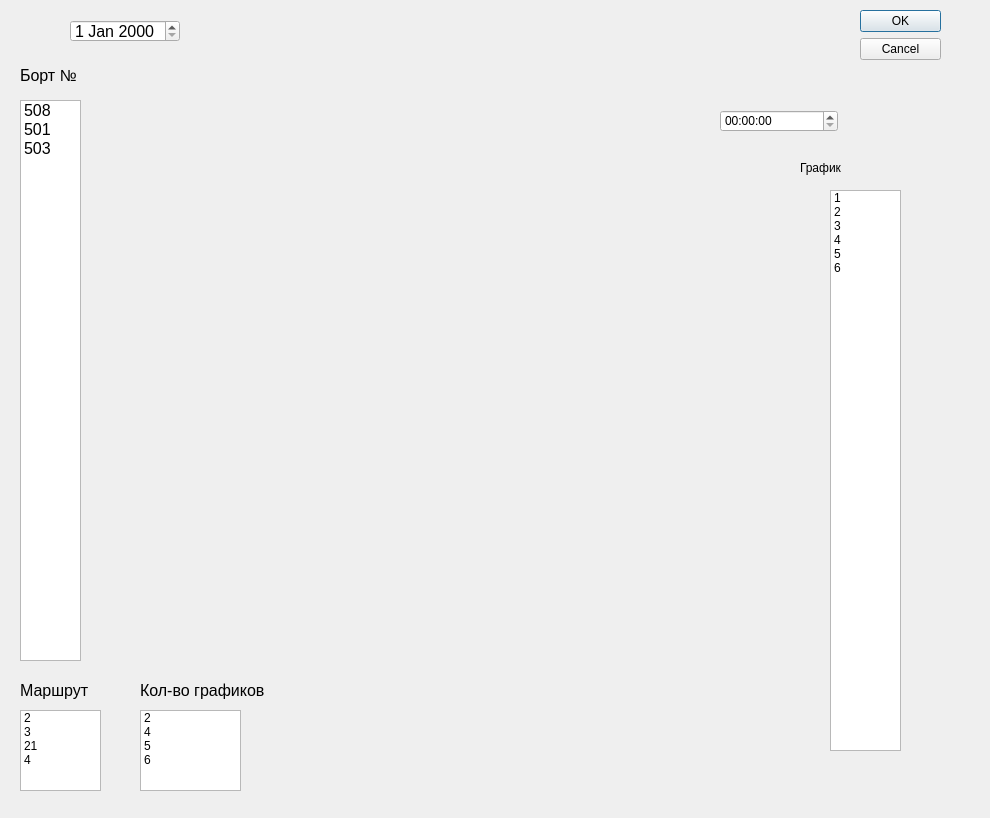
First picture: the form in ui/Narad.ui, repository Andrew007Serednev/DenyDesktopApp, before the edit.
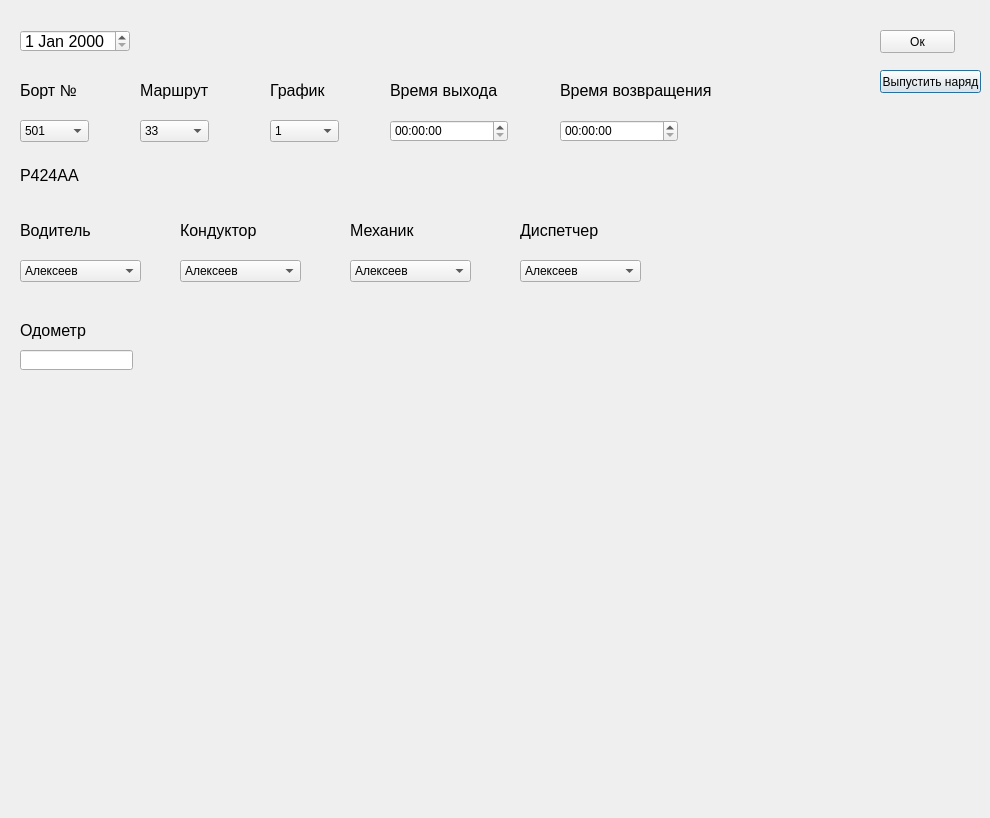
Second picture: the form after the edit.

Commit message: Before rework list to table etc

```diff
--- a/ui/Narad.ui
+++ b/ui/Narad.ui
@@ -13,64 +13,23 @@
   <property name="windowTitle">
    <string>Dialog</string>
   </property>
-  <widget class="QDialogButtonBox" name="buttonBox">
+  <widget class="QComboBox" name="comboBox_6">
    <property name="geometry">
     <rect>
-     <x>860</x>
-     <y>10</y>
-     <width>81</width>
-     <height>461</height>
-    </rect>
-   </property>
-   <property name="orientation">
-    <enum>Qt::Vertical</enum>
-   </property>
-   <property name="standardButtons">
-    <set>QDialogButtonBox::Cancel|QDialogButtonBox::Ok</set>
-   </property>
-  </widget>
-  <widget class="QDateEdit" name="dateEdit">
-   <property name="geometry">
-    <rect>
-     <x>70</x>
-     <y>20</y>
-     <width>110</width>
+     <x>520</x>
+     <y>260</y>
+     <width>121</width>
      <height>22</height>
     </rect>
    </property>
-   <property name="font">
-    <font>
-     <pointsize>12</pointsize>
-    </font>
-   </property>
-  </widget>
-  <widget class="QListWidget" name="listWidget">
-   <property name="geometry">
-    <rect>
-     <x>20</x>
-     <y>100</y>
-     <width>61</width>
-     <height>561</height>
-    </rect>
-   </property>
-   <property name="font">
-    <font>
-     <pointsize>12</pointsize>
-    </font>
-   </property>
    <item>
     <property name="text">
-     <string>508</string>
+     <string>Алексеев</string>
     </property>
    </item>
    <item>
     <property name="text">
-     <string>501</string>
-    </property>
-   </item>
-   <item>
-    <property name="text">
-     <string>503</string>
+     <string>Середнев</string>
     </property>
    </item>
   </widget>
@@ -78,9 +37,9 @@
    <property name="geometry">
     <rect>
      <x>20</x>
-     <y>60</y>
+     <y>80</y>
      <width>61</width>
-     <height>31</height>
+     <height>21</height>
     </rect>
    </property>
    <property name="font">
@@ -92,42 +51,12 @@
     <string>Борт №</string>
    </property>
   </widget>
-  <widget class="QListWidget" name="listWidget_2">
+  <widget class="QLabel" name="label_7">
    <property name="geometry">
     <rect>
      <x>20</x>
-     <y>710</y>
+     <y>220</y>
      <width>81</width>
-     <height>81</height>
-    </rect>
-   </property>
-   <item>
-    <property name="text">
-     <string>2</string>
-    </property>
-   </item>
-   <item>
-    <property name="text">
-     <string>3</string>
-    </property>
-   </item>
-   <item>
-    <property name="text">
-     <string>21</string>
-    </property>
-   </item>
-   <item>
-    <property name="text">
-     <string>4</string>
-    </property>
-   </item>
-  </widget>
-  <widget class="QLabel" name="label_2">
-   <property name="geometry">
-    <rect>
-     <x>20</x>
-     <y>680</y>
-     <width>71</width>
      <height>21</height>
     </rect>
    </property>
@@ -137,46 +66,16 @@
     </font>
    </property>
    <property name="text">
-    <string>Маршрут</string>
+    <string>Водитель</string>
    </property>
   </widget>
-  <widget class="QListWidget" name="listWidget_3">
+  <widget class="QComboBox" name="comboBox">
    <property name="geometry">
     <rect>
-     <x>140</x>
-     <y>710</y>
-     <width>101</width>
-     <height>81</height>
-    </rect>
-   </property>
-   <item>
-    <property name="text">
-     <string>2</string>
-    </property>
-   </item>
-   <item>
-    <property name="text">
-     <string>4</string>
-    </property>
-   </item>
-   <item>
-    <property name="text">
-     <string>5</string>
-    </property>
-   </item>
-   <item>
-    <property name="text">
-     <string>6</string>
-    </property>
-   </item>
-  </widget>
-  <widget class="QListWidget" name="listWidget_4">
-   <property name="geometry">
-    <rect>
-     <x>830</x>
-     <y>190</y>
-     <width>71</width>
-     <height>561</height>
+     <x>270</x>
+     <y>120</y>
+     <width>69</width>
+     <height>22</height>
     </rect>
    </property>
    <item>
@@ -204,63 +103,354 @@
      <string>5</string>
     </property>
    </item>
+  </widget>
+  <widget class="QComboBox" name="comboBox_7">
+   <property name="geometry">
+    <rect>
+     <x>180</x>
+     <y>260</y>
+     <width>121</width>
+     <height>22</height>
+    </rect>
+   </property>
    <item>
     <property name="text">
-     <string>6</string>
+     <string>Алексеев</string>
+    </property>
+   </item>
+   <item>
+    <property name="text">
+     <string>Середнев</string>
+    </property>
+   </item>
+  </widget>
+  <widget class="QLabel" name="label_9">
+   <property name="geometry">
+    <rect>
+     <x>520</x>
+     <y>220</y>
+     <width>81</width>
+     <height>21</height>
+    </rect>
+   </property>
+   <property name="font">
+    <font>
+     <pointsize>12</pointsize>
+    </font>
+   </property>
+   <property name="text">
+    <string>Диспетчер</string>
+   </property>
+  </widget>
+  <widget class="QLabel" name="label_6">
+   <property name="geometry">
+    <rect>
+     <x>390</x>
+     <y>80</y>
+     <width>111</width>
+     <height>21</height>
+    </rect>
+   </property>
+   <property name="font">
+    <font>
+     <pointsize>12</pointsize>
+    </font>
+   </property>
+   <property name="text">
+    <string>Время выхода</string>
+   </property>
+  </widget>
+  <widget class="QLabel" name="label_11">
+   <property name="geometry">
+    <rect>
+     <x>20</x>
+     <y>320</y>
+     <width>71</width>
+     <height>21</height>
+    </rect>
+   </property>
+   <property name="font">
+    <font>
+     <pointsize>12</pointsize>
+    </font>
+   </property>
+   <property name="text">
+    <string>Одометр</string>
+   </property>
+  </widget>
+  <widget class="QComboBox" name="comboBox_5">
+   <property name="geometry">
+    <rect>
+     <x>350</x>
+     <y>260</y>
+     <width>121</width>
+     <height>22</height>
+    </rect>
+   </property>
+   <item>
+    <property name="text">
+     <string>Алексеев</string>
+    </property>
+   </item>
+   <item>
+    <property name="text">
+     <string>Середнев</string>
     </property>
    </item>
   </widget>
   <widget class="QTimeEdit" name="timeEdit">
    <property name="geometry">
     <rect>
-     <x>720</x>
-     <y>110</y>
+     <x>390</x>
+     <y>120</y>
      <width>118</width>
      <height>22</height>
     </rect>
    </property>
   </widget>
+  <widget class="QComboBox" name="comboBox_4">
+   <property name="geometry">
+    <rect>
+     <x>20</x>
+     <y>260</y>
+     <width>121</width>
+     <height>22</height>
+    </rect>
+   </property>
+   <item>
+    <property name="text">
+     <string>Алексеев</string>
+    </property>
+   </item>
+   <item>
+    <property name="text">
+     <string>Середнев</string>
+    </property>
+   </item>
+  </widget>
+  <widget class="QLabel" name="label_12">
+   <property name="geometry">
+    <rect>
+     <x>560</x>
+     <y>80</y>
+     <width>151</width>
+     <height>21</height>
+    </rect>
+   </property>
+   <property name="font">
+    <font>
+     <pointsize>12</pointsize>
+    </font>
+   </property>
+   <property name="text">
+    <string>Время возвращения</string>
+   </property>
+  </widget>
+  <widget class="QLabel" name="label_5">
+   <property name="geometry">
+    <rect>
+     <x>270</x>
+     <y>80</y>
+     <width>61</width>
+     <height>21</height>
+    </rect>
+   </property>
+   <property name="font">
+    <font>
+     <pointsize>12</pointsize>
+    </font>
+   </property>
+   <property name="text">
+    <string>График</string>
+   </property>
+  </widget>
+  <widget class="QComboBox" name="comboBox_2">
+   <property name="geometry">
+    <rect>
+     <x>20</x>
+     <y>120</y>
+     <width>69</width>
+     <height>22</height>
+    </rect>
+   </property>
+   <item>
+    <property name="text">
+     <string>501</string>
+    </property>
+   </item>
+   <item>
+    <property name="text">
+     <string>502</string>
+    </property>
+   </item>
+   <item>
+    <property name="text">
+     <string>603</string>
+    </property>
+   </item>
+   <item>
+    <property name="text">
+     <string>404</string>
+    </property>
+   </item>
+  </widget>
+  <widget class="QLabel" name="label_10">
+   <property name="geometry">
+    <rect>
+     <x>180</x>
+     <y>220</y>
+     <width>81</width>
+     <height>21</height>
+    </rect>
+   </property>
+   <property name="font">
+    <font>
+     <pointsize>12</pointsize>
+    </font>
+   </property>
+   <property name="text">
+    <string>Кондуктор</string>
+   </property>
+  </widget>
+  <widget class="QLineEdit" name="lineEdit">
+   <property name="geometry">
+    <rect>
+     <x>20</x>
+     <y>350</y>
+     <width>113</width>
+     <height>20</height>
+    </rect>
+   </property>
+  </widget>
+  <widget class="QLabel" name="label_2">
+   <property name="geometry">
+    <rect>
+     <x>140</x>
+     <y>80</y>
+     <width>71</width>
+     <height>21</height>
+    </rect>
+   </property>
+   <property name="font">
+    <font>
+     <pointsize>12</pointsize>
+    </font>
+   </property>
+   <property name="text">
+    <string>Маршрут</string>
+   </property>
+  </widget>
   <widget class="QLabel" name="label_3">
    <property name="geometry">
     <rect>
-     <x>140</x>
-     <y>680</y>
-     <width>131</width>
-     <height>21</height>
-    </rect>
-   </property>
-   <property name="font">
-    <font>
-     <pointsize>12</pointsize>
-    </font>
-   </property>
-   <property name="text">
-    <string>Кол-во графиков</string>
-   </property>
-  </widget>
-  <widget class="QLabel" name="label_4">
-   <property name="geometry">
-    <rect>
-     <x>800</x>
+     <x>20</x>
      <y>160</y>
-     <width>51</width>
-     <height>16</height>
+     <width>61</width>
+     <height>31</height>
     </rect>
    </property>
+   <property name="font">
+    <font>
+     <pointsize>12</pointsize>
+    </font>
+   </property>
    <property name="text">
-    <string>График</string>
+    <string>Р424АА</string>
    </property>
   </widget>
-  <widget class="QWidget" name="verticalLayoutWidget">
+  <widget class="QPushButton" name="pushButton">
    <property name="geometry">
     <rect>
-     <x>10</x>
-     <y>670</y>
-     <width>341</width>
-     <height>141</height>
+     <x>880</x>
+     <y>70</y>
+     <width>101</width>
+     <height>23</height>
     </rect>
    </property>
-   <layout class="QVBoxLayout" name="verticalLayout"/>
+   <property name="text">
+    <string>Выпустить наряд</string>
+   </property>
+  </widget>
+  <widget class="QDateEdit" name="dateEdit">
+   <property name="geometry">
+    <rect>
+     <x>20</x>
+     <y>30</y>
+     <width>110</width>
+     <height>22</height>
+    </rect>
+   </property>
+   <property name="font">
+    <font>
+     <pointsize>12</pointsize>
+    </font>
+   </property>
+  </widget>
+  <widget class="QLabel" name="label_8">
+   <property name="geometry">
+    <rect>
+     <x>350</x>
+     <y>220</y>
+     <width>81</width>
+     <height>21</height>
+    </rect>
+   </property>
+   <property name="font">
+    <font>
+     <pointsize>12</pointsize>
+    </font>
+   </property>
+   <property name="text">
+    <string>Механик</string>
+   </property>
+  </widget>
+  <widget class="QPushButton" name="pushButton_2">
+   <property name="geometry">
+    <rect>
+     <x>880</x>
+     <y>30</y>
+     <width>75</width>
+     <height>23</height>
+    </rect>
+   </property>
+   <property name="text">
+    <string>Ок</string>
+   </property>
+  </widget>
+  <widget class="QTimeEdit" name="timeEdit_2">
+   <property name="geometry">
+    <rect>
+     <x>560</x>
+     <y>120</y>
+     <width>118</width>
+     <height>22</height>
+    </rect>
+   </property>
+  </widget>
+  <widget class="QComboBox" name="comboBox_3">
+   <property name="geometry">
+    <rect>
+     <x>140</x>
+     <y>120</y>
+     <width>69</width>
+     <height>22</height>
+    </rect>
+   </property>
+   <item>
+    <property name="text">
+     <string>33</string>
+    </property>
+   </item>
+   <item>
+    <property name="text">
+     <string>37</string>
+    </property>
+   </item>
+   <item>
+    <property name="text">
+     <string>2</string>
+    </property>
+   </item>
   </widget>
  </widget>
  <resources/>
```
Left out of the diff: 35 changed lines with no effect on the pictures. The commit also changes 10 other files.
